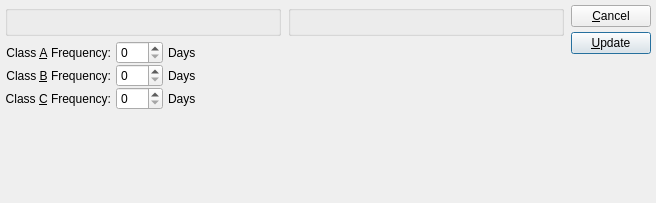
This is xtuple/trunk/guiclient/updateCycleCountFrequency.ui in WooodHead/xtuple as Qt 5 draws it before an edit. The edited form follows.
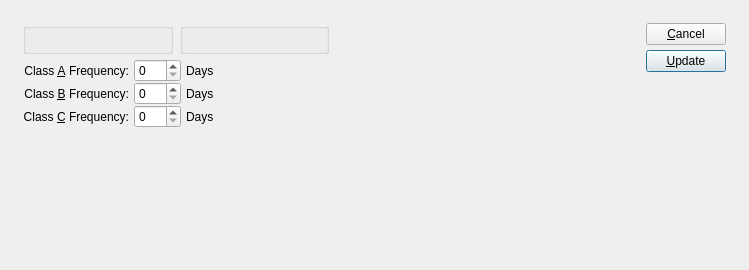
This is the edited form. Custom widgets are drawn as their Qt base class.

```diff
--- a/xtuple/trunk/guiclient/updateCycleCountFrequency.ui
+++ b/xtuple/trunk/guiclient/updateCycleCountFrequency.ui
@@ -14,49 +14,39 @@
    <rect>
     <x>0</x>
     <y>0</y>
-    <width>656</width>
-    <height>203</height>
+    <width>749</width>
+    <height>270</height>
    </rect>
   </property>
   <property name="windowTitle" >
    <string>Update Cycle Count Frequency</string>
   </property>
-  <layout class="QHBoxLayout" >
-   <property name="margin" >
-    <number>5</number>
-   </property>
+  <layout class="QGridLayout" name="gridLayout" >
+   <item row="0" column="0" >
+    <layout class="QHBoxLayout" name="horizontalLayout" >
    <property name="spacing" >
-    <number>7</number>
-   </property>
-   <item>
-    <layout class="QVBoxLayout" >
+      <number>12</number>
+     </property>
      <property name="margin" >
-      <number>0</number>
+      <number>12</number>
      </property>
+     <item>
+      <layout class="QVBoxLayout" >
      <property name="spacing" >
       <number>0</number>
      </property>
      <item>
       <layout class="QVBoxLayout" >
-       <property name="margin" >
-        <number>0</number>
-       </property>
        <property name="spacing" >
         <number>5</number>
        </property>
        <item>
         <layout class="QHBoxLayout" >
-         <property name="margin" >
-          <number>0</number>
-         </property>
          <property name="spacing" >
           <number>7</number>
          </property>
          <item>
           <layout class="QVBoxLayout" >
-           <property name="margin" >
-            <number>0</number>
-           </property>
            <property name="spacing" >
             <number>0</number>
            </property>
@@ -96,25 +86,16 @@
        </item>
        <item>
         <layout class="QHBoxLayout" >
-         <property name="margin" >
-          <number>0</number>
-         </property>
          <property name="spacing" >
           <number>0</number>
          </property>
          <item>
           <layout class="QHBoxLayout" >
-           <property name="margin" >
-            <number>0</number>
-           </property>
            <property name="spacing" >
             <number>5</number>
            </property>
            <item>
             <layout class="QVBoxLayout" >
-             <property name="margin" >
-              <number>0</number>
-             </property>
              <property name="spacing" >
               <number>0</number>
              </property>
@@ -161,17 +142,11 @@
            </item>
            <item>
             <layout class="QVBoxLayout" >
-             <property name="margin" >
-              <number>0</number>
-             </property>
              <property name="spacing" >
               <number>0</number>
              </property>
              <item>
               <layout class="QHBoxLayout" >
-               <property name="margin" >
-                <number>0</number>
-               </property>
                <property name="spacing" >
                 <number>5</number>
                </property>
@@ -193,9 +168,6 @@
              </item>
              <item>
               <layout class="QHBoxLayout" >
-               <property name="margin" >
-                <number>0</number>
-               </property>
                <property name="spacing" >
                 <number>5</number>
                </property>
@@ -217,9 +189,6 @@
              </item>
              <item>
               <layout class="QHBoxLayout" >
-               <property name="margin" >
-                <number>0</number>
-               </property>
                <property name="spacing" >
                 <number>5</number>
                </property>
@@ -271,29 +240,36 @@
        <property name="sizeType" >
         <enum>QSizePolicy::Expanding</enum>
        </property>
-       <property name="sizeHint" >
+         <property name="sizeHint" stdset="0" >
         <size>
          <width>20</width>
-         <height>16</height>
+           <height>0</height>
         </size>
        </property>
       </spacer>
      </item>
     </layout>
    </item>
+     <item>
+      <spacer name="horizontalSpacer" >
+       <property name="orientation" >
+        <enum>Qt::Horizontal</enum>
+       </property>
+       <property name="sizeHint" stdset="0" >
+        <size>
+         <width>0</width>
+         <height>20</height>
+        </size>
+       </property>
+      </spacer>
+     </item>
    <item>
     <layout class="QVBoxLayout" >
-     <property name="margin" >
-      <number>0</number>
-     </property>
      <property name="spacing" >
       <number>0</number>
      </property>
      <item>
       <layout class="QVBoxLayout" >
-       <property name="margin" >
-        <number>0</number>
-       </property>
        <property name="spacing" >
         <number>5</number>
        </property>
@@ -328,6 +304,8 @@
         </size>
        </property>
       </spacer>
+       </item>
+      </layout>
      </item>
     </layout>
    </item>
```
Left out of the diff: 19 changed lines with no effect on the pictures. Lines whose indentation alone changed are shown as unchanged.
